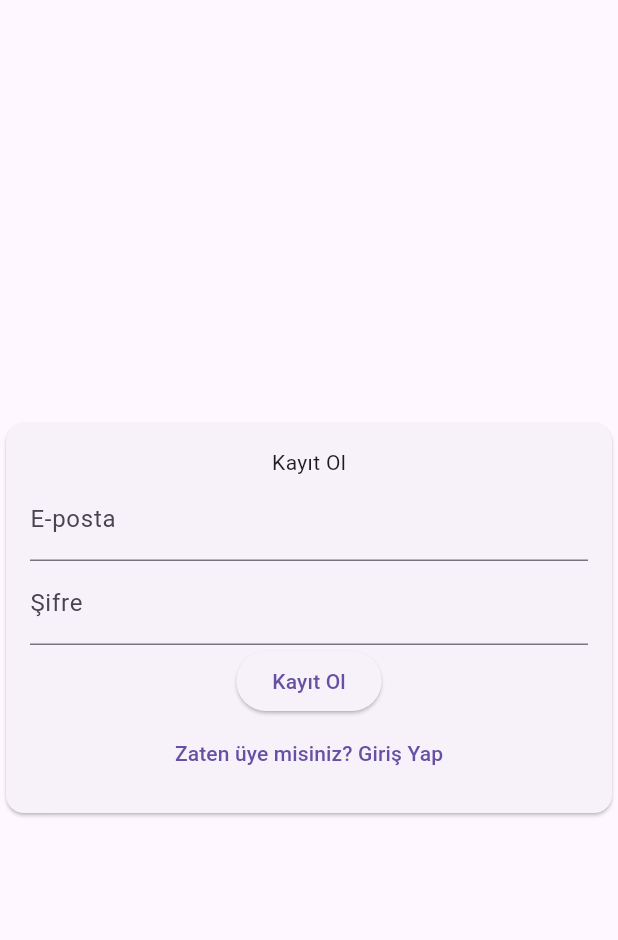
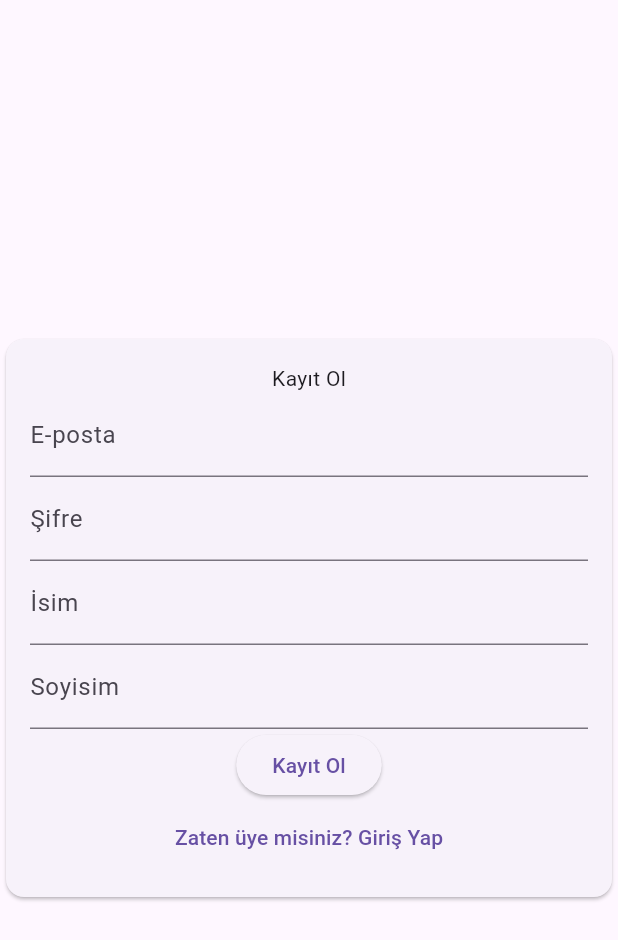
Before and after one commit to engnect/firebaseintro, a Flutter app: the screen it shows after launch, after a tap on "Kayıt Ol", on a phone screen of 412 x 824 dp. Shown: the top 940 px of the screen. Run offline on Flutter 3.47's test engine with Material 3 defaults, Android fonts, the phone set to English and light mode, and no system bars; our stand-ins replace cloud_firestore, firebase_auth, firebase_core; accounts and stored records are empty; network calls fail.

```diff
--- a/lib/main.dart
+++ b/lib/main.dart
@@ -1,6 +1,8 @@
+import 'package:firebase_auth/firebase_auth.dart';
 import 'package:firebase_core/firebase_core.dart';
 import 'package:firebaseintro/firebase_options.dart';
 import 'package:firebaseintro/screens/auth.dart';
+import 'package:firebaseintro/screens/homepage.dart';
 import 'package:flutter/material.dart';
 
 void main() async {
@@ -10,5 +12,15 @@ void main() async {
       options: DefaultFirebaseOptions.currentPlatform);
 
   // StreamBuilder => FirebaseAuth.AuthStateChanges
-  runApp(const MaterialApp(home: Auth()));
+  runApp(
+    MaterialApp(
+      home: StreamBuilder(
+        stream: FirebaseAuth.instance.authStateChanges(),
+        builder: (context, snapshot) {
+          if (snapshot.hasData) return const Homepage();
+          return const Auth();
+        },
+      ),
+    ),
+  );
 }
--- a/lib/screens/auth.dart
+++ b/lib/screens/auth.dart
@@ -1,3 +1,4 @@
+import 'package:cloud_firestore/cloud_firestore.dart';
 import 'package:firebase_auth/firebase_auth.dart';
 import 'package:flutter/cupertino.dart';
 import 'package:flutter/material.dart';
@@ -28,12 +29,23 @@ class _AuthState extends State<Auth> {
   void _register() async {
     UserCredential userCredential = await FirebaseAuth.instance
         .createUserWithEmailAndPassword(email: _email, password: _password);
+    if (userCredential.user != null) {
+      FirebaseFirestore db = FirebaseFirestore.instance;
+      await db.collection("users").doc(userCredential.user!.uid).set({
+        'firstName': _firstName,
+        'lastName': _lastName,
+        'email': _email,
+        'registerDate': DateTime.now()
+      });
+    }
   }
 
   bool _registerPage = true;
   final _formKey = GlobalKey<FormState>();
   String _email = "";
   String _password = "";
+  String _firstName = "";
+  String _lastName = "";
   @override
   Widget build(BuildContext context) {
     return Scaffold(
@@ -66,6 +78,27 @@ class _AuthState extends State<Auth> {
                             _password = newValue!;
                           },
                         ),
+                        if (_registerPage)
+                          Column(
+                            children: [
+                              TextFormField(
+                                decoration:
+                                    const InputDecoration(labelText: "İsim"),
+                                autocorrect: false,
+                                onSaved: (newValue) {
+                                  _firstName = newValue!;
+                                },
+                              ),
+                              TextFormField(
+                                decoration:
+                                    const InputDecoration(labelText: "Soyisim"),
+                                autocorrect: false,
+                                onSaved: (newValue) {
+                                  _lastName = newValue!;
+                                },
+                              ),
+                            ],
+                          ),
                         ElevatedButton(
                             onPressed: () {
                               _formKey.currentState!.save();
--- a/pubspec.yaml
+++ b/pubspec.yaml
@@ -37,6 +37,7 @@ dependencies:
   cupertino_icons: ^1.0.6
   firebase_core: ^2.30.1
   firebase_auth: ^4.19.4
+  cloud_firestore: ^4.17.2
 
 dev_dependencies:
   flutter_test:
```
Also changed, not shown: lib/models/userModel.dart (added, +43 -0 lines), lib/screens/homepage.dart (added, +62 -0 lines), pubspec.lock, 4 other files.
